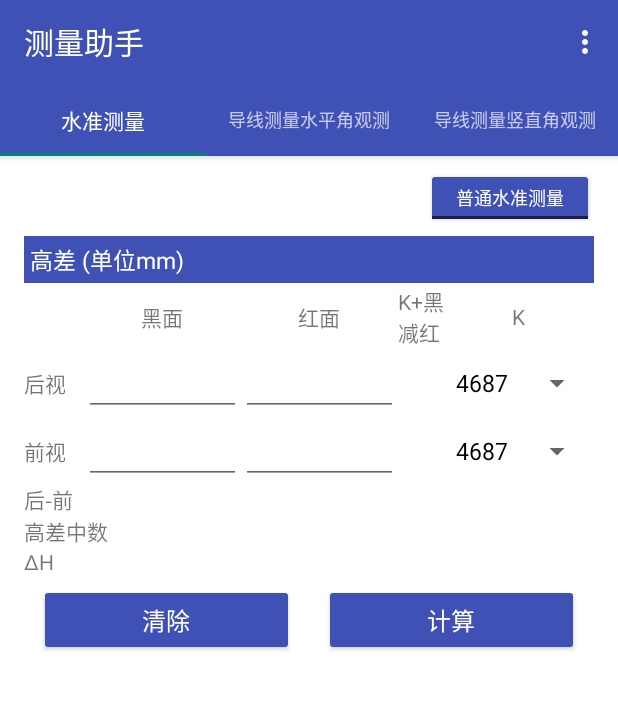
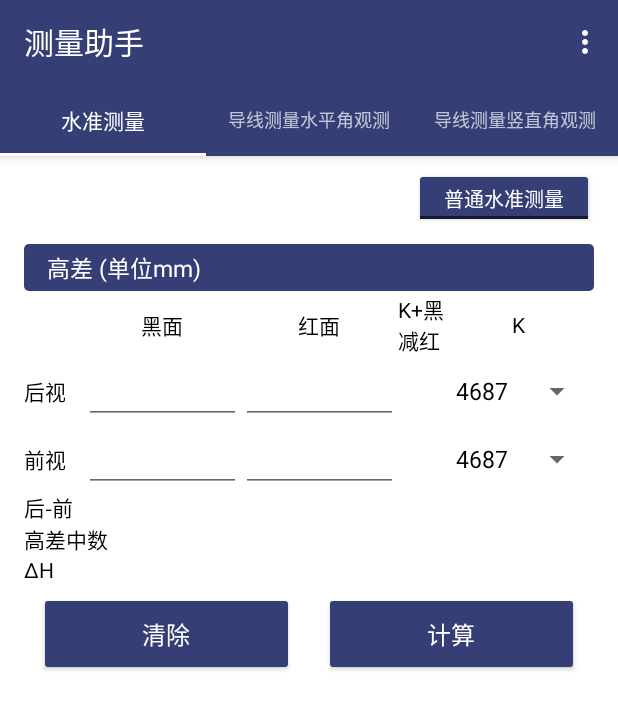
Before and after one commit to cascax/SurveyHelper, an Android app: the screen it shows after launch (MainActivity), on a phone screen of 412 x 824 dp. Shown: the top 709 px of the screen. Run offline under Robolectric (Android 15) with nearby library versions, the phone set to English and light mode, and no system bars.

```diff
--- a/app/build.gradle
+++ b/app/build.gradle
@@ -22,9 +22,10 @@ android {
 dependencies {
     implementation fileTree(dir: 'libs', include: ['*.jar'])
     implementation 'androidx.appcompat:appcompat:1.1.0'
-    implementation 'com.google.android.material:material:1.1.0'
+    implementation 'com.google.android.material:material:1.2.0-alpha06'
     implementation 'androidx.constraintlayout:constraintlayout:1.1.3'
     implementation 'androidx.lifecycle:lifecycle-extensions:2.2.0'
     implementation 'androidx.preference:preference:1.1.1'
     implementation "com.squareup.okhttp3:okhttp:4.5.0"
+    implementation 'org.conscrypt:conscrypt-android:2.2.1'
 }
--- a/app/src/main/AndroidManifest.xml
+++ b/app/src/main/AndroidManifest.xml
@@ -8,13 +8,15 @@
         android:allowBackup="true"
         android:icon="@mipmap/ic_launcher"
         android:label="@string/app_name"
-        android:theme="@style/AppTheme" >
+        android:theme="@style/AppTheme"
+        android:fullBackupContent="@xml/preferences" >
         <activity
             android:name="net.mccode.surveyhelper.MainActivity"
             android:label="@string/app_name"
             android:theme="@style/AppTheme.NoActionBar" >
             <intent-filter>
                 <action android:name="android.intent.action.MAIN" />
+                <action android:name="android.intent.action.VIEW" />
 
                 <category android:name="android.intent.category.LAUNCHER" />
             </intent-filter>
--- a/app/src/main/java/net/mccode/surveyhelper/BaseCalculateFragment.java
+++ b/app/src/main/java/net/mccode/surveyhelper/BaseCalculateFragment.java
@@ -19,6 +19,7 @@ import java.util.List;
 
 
 public abstract class BaseCalculateFragment extends Fragment {
+    private static final String TAG = "CalculateTAG";
     SharedPreferences mPreferences;
     List<EditText> mEditTextList;
 
@@ -69,9 +70,14 @@ public abstract class BaseCalculateFragment extends Fragment {
      * @return 标准值
      */
     double getStandard(String key, double defaultValue) {
-        Log.d("TAG", key + mPreferences.getString(key, Double.toString(defaultValue)));
-        return Double.parseDouble(
-                mPreferences.getString(key, Double.toString(defaultValue)));
+        Log.d(TAG, key + mPreferences.getString(key, Double.toString(defaultValue)));
+        try {
+            return Double.parseDouble(
+                    mPreferences.getString(key, Double.toString(defaultValue)));
+        } catch (NumberFormatException e) {
+            Log.w(TAG, "number format error", e);
+            return defaultValue;
+        }
     }
 
     public class EditorNextActionListener implements TextView.OnEditorActionListener {
--- a/app/src/main/java/net/mccode/surveyhelper/LevelingFragment.java
+++ b/app/src/main/java/net/mccode/surveyhelper/LevelingFragment.java
@@ -1,23 +1,30 @@
 package net.mccode.surveyhelper;
 
+import android.animation.Animator;
+import android.animation.AnimatorInflater;
+import android.animation.ObjectAnimator;
+import android.animation.ValueAnimator;
 import android.annotation.SuppressLint;
+import android.graphics.Point;
 import android.os.Bundle;
+import android.util.Log;
+import android.view.Display;
 import android.view.LayoutInflater;
 import android.view.View;
 import android.view.ViewGroup;
 import android.view.animation.Animation;
+import android.view.animation.AnimationSet;
 import android.view.animation.AnimationUtils;
 import android.widget.Button;
 import android.widget.CompoundButton;
 import android.widget.EditText;
 import android.widget.LinearLayout;
 import android.widget.Spinner;
+import android.widget.TableLayout;
 import android.widget.TextView;
 import android.widget.ToggleButton;
 
 import androidx.fragment.app.Fragment;
-
-import java.util.logging.Level;
 
 
 public class LevelingFragment extends BaseCalculateFragment {
@@ -141,19 +148,56 @@ public class LevelingFragment extends BaseCalculateFragment {
             }
         });
         // ToggleButton Listener
+        final Animation.AnimationListener animationListener = new Animation.AnimationListener() {
+            @Override
+            public void onAnimationStart(Animation animation) {
+            }
+
+            @Override
+            public void onAnimationEnd(Animation animation) {
+                if (mLevelingType == GENERAL_LEVELING) {
+                    mLayoutFour.setVisibility(View.GONE);
+                }
+            }
+
+            @Override
+            public void onAnimationRepeat(Animation animation) {
+            }
+        };
+
+        Display display = getActivity().getWindowManager().getDefaultDisplay();
+        Point size = new Point();
+        display.getSize(size);
+        mLayoutFour.measure(size.x, size.y);
+
+        final int fourLayoutHeight = mLayoutFour.getMeasuredHeight();
+        Log.d("debug", "four layout height:" + fourLayoutHeight);
+        mLayoutFour.getLayoutParams().height = 0;
+        mLayoutFour.requestLayout();
+
         mLevelingSwitch.setOnCheckedChangeListener(new CompoundButton.OnCheckedChangeListener() {
             @Override
             public void onCheckedChanged(CompoundButton view, boolean isChecked) {
+                ValueAnimator va;
                 if (isChecked) {
                     mLevelingType = FOUR_LEVELING;
+                    va = ValueAnimator.ofInt(0, fourLayoutHeight);
                     mLayoutFour.setVisibility(View.VISIBLE);
-                    Animation animation = AnimationUtils
-                            .loadAnimation(getActivity(), R.anim.left_to_right_in);
-                    mLayoutFour.startAnimation(animation);
                 } else {
                     mLevelingType = GENERAL_LEVELING;
-                    mLayoutFour.setVisibility(View.GONE);
+                    va = ValueAnimator.ofInt(fourLayoutHeight, 0);
                 }
+                va.addUpdateListener(new ValueAnimator.AnimatorUpdateListener() {
+                    @Override
+                    public void onAnimationUpdate(ValueAnimator valueAnimator) {
+                        int h = (Integer) valueAnimator.getAnimatedValue();
+                        mLayoutFour.getLayoutParams().height = h;
+                        mLayoutFour.setAlpha((float)h/(float)fourLayoutHeight);
+                        mLayoutFour.requestLayout();
+                    }
+                });
+                va.setDuration(300);
+                va.start();
             }
         });
     }
--- /dev/null
+++ b/app/src/main/res/drawable/rounded_corner.xml
@@ -0,0 +1,13 @@
+<?xml version="1.0" encoding="utf-8"?>
+<shape xmlns:android="http://schemas.android.com/apk/res/android" >
+
+    <solid android:color="@color/primary" />
+
+    <padding
+        android:left="1dp"
+        android:right="1dp"
+        android:bottom="1dp"
+        android:top="1dp" />
+
+    <corners android:radius="3dp" />
+</shape>
--- a/app/src/main/res/layout/activity_main.xml
+++ b/app/src/main/res/layout/activity_main.xml
@@ -19,7 +19,7 @@
             android:id="@+id/tabs"
             android:layout_width="match_parent"
             android:layout_height="wrap_content"
-            android:background="?attr/colorPrimary" />
+            app:tabIndicatorColor="@color/title_primary"/>
     </com.google.android.material.appbar.AppBarLayout>
 
     <androidx.viewpager.widget.ViewPager
--- a/app/src/main/res/layout/layout_leveling.xml
+++ b/app/src/main/res/layout/layout_leveling.xml
@@ -11,7 +11,7 @@
     android:paddingLeft="@dimen/activity_horizontal_margin"
     android:paddingEnd="@dimen/activity_horizontal_margin"
     android:paddingRight="@dimen/activity_horizontal_margin"
-    android:focusableInTouchMode="true">
+    android:focusableInTouchMode="true" >
 
     <ToggleButton
         android:id="@+id/leveling_switch"
@@ -23,7 +23,7 @@
         android:paddingLeft="20dp"
         android:paddingRight="20dp"
         android:textColor="@color/title_primary"
-        android:textSize="12sp"
+        android:textSize="13sp"
         android:layout_marginBottom="5dp"
         android:textOff="@string/title_leveling_general"
         android:textOn="@string/title_leveling_four"/>
@@ -34,7 +34,7 @@
         android:layout_height="wrap_content"
         android:layout_below="@id/leveling_switch"
         android:orientation="vertical"
-        android:visibility="gone">
+        android:visibility="gone" >
         <TextView
             android:text="@string/leveling_back"
             style="@style/AppTheme.BannerTitle" />
@@ -46,7 +46,7 @@
             <TextView
                 android:layout_width="wrap_content"
                 android:layout_height="wrap_content"
-                android:text="@string/leveling_down"/>
+                android:text="@string/leveling_down" />
             <EditText
                 android:id="@+id/edit_back_down"
                 android:layout_width="0dp"
@@ -300,14 +300,16 @@
         android:orientation="horizontal"
         android:gravity="center">
 
-        <Button
+        <com.google.android.material.button.MaterialButton
             android:id="@+id/btn_reset"
             android:text="@string/btn_reset"
             style="@style/AppTheme.Button" />
-        <Button
+        <com.google.android.material.button.MaterialButton
             android:id="@+id/btn_calc"
             android:text="@string/btn_calc"
             style="@style/AppTheme.Button" />
+
     </LinearLayout>
+
 </RelativeLayout>
 </ScrollView>
--- a/app/src/main/res/layout/layout_traverse_horizontal.xml
+++ b/app/src/main/res/layout/layout_traverse_horizontal.xml
@@ -237,11 +237,11 @@
         android:orientation="horizontal"
         android:gravity="center">
 
-        <Button
+        <com.google.android.material.button.MaterialButton
             android:id="@+id/btn_reset"
             android:text="@string/btn_reset"
             style="@style/AppTheme.Button" />
-        <Button
+        <com.google.android.material.button.MaterialButton
             android:id="@+id/btn_calc"
             android:text="@string/btn_calc"
             style="@style/AppTheme.Button" />
--- a/app/src/main/res/values/colors.xml
+++ b/app/src/main/res/values/colors.xml
@@ -1,8 +1,18 @@
 <?xml version="1.0" encoding="utf-8"?>
 <resources>
-    <color name="primary">#3F51B5</color>
-    <color name="primary_dark">#303F9F</color>
-    <color name="primary_light">#C5CAE9</color>
+<!--    <color name="primary">#3F51B5</color>-->
+<!--    <color name="primary_dark">#303F9F</color>-->
+<!--    <color name="primary_light">#C5CAE9</color>-->
+<!--    <color name="text_primary">#000</color>-->
+<!--    <color name="title_primary">#FFF</color>-->
+<!--    <color name="primary_background">#FFF</color>-->
+
+<!--    <color name="success">#4CAF50</color>-->
+<!--    <color name="fail">#D81B60</color>-->
+
+    <color name="primary">#353F75</color>
+    <color name="primary_dark">#1F275C</color>
+    <color name="primary_light">#555E8F</color>
     <color name="text_primary">#000</color>
     <color name="title_primary">#FFF</color>
     <color name="primary_background">#FFF</color>
--- a/app/src/main/res/values/dimens.xml
+++ b/app/src/main/res/values/dimens.xml
@@ -4,6 +4,7 @@
 
     <dimen name="banner_title_padding">3dp</dimen>
     <dimen name="banner_title_margin">2dp</dimen>
+    <dimen name="banner_title_margin_top">5dp</dimen>
     <dimen name="banner_title_size">14dp</dimen>
     <dimen name="text_size">14dp</dimen>
     <dimen name="result_text_size">14dp</dimen>
--- a/app/src/main/res/values/styles.xml
+++ b/app/src/main/res/values/styles.xml
@@ -1,11 +1,4 @@
 <resources>
-
-<!--    <style name="AppTheme" parent="Theme.AppCompat.Light.DarkActionBar">-->
-<!--        &lt;!&ndash; Customize your theme here. &ndash;&gt;-->
-<!--        <item name="colorPrimary">@color/colorPrimary</item>-->
-<!--        <item name="colorPrimaryDark">@color/colorPrimaryDark</item>-->
-<!--        <item name="colorAccent">@color/colorAccent</item>-->
-<!--    </style>-->
 
     <style name="AppTheme.PopupOverlay" parent="ThemeOverlay.AppCompat.Light" />
 
@@ -17,33 +10,31 @@
     <style name="AppTheme" parent="BaseTheme">
     </style>
 
-<!--    <style name="BaseTheme" parent="Theme.AppCompat.Light.NoActionBar">-->
-    <style name="BaseTheme" parent="Theme.AppCompat.Light.DarkActionBar">
+<!--    <style name="BaseTheme" parent="Theme.AppCompat.Light.DarkActionBar">-->
+    <style name="BaseTheme" parent="Theme.MaterialComponents.Light.DarkActionBar.Bridge">
         <item name="colorPrimary">@color/primary</item>
         <item name="colorPrimaryDark">@color/primary_dark</item>
         <item name="colorButtonNormal">@color/primary</item>
         <item name="colorControlActivated">@color/primary</item>
         <!--<item name="colorControlHighlight">@color/primary</item>-->
         <item name="android:textColorPrimary">@color/text_primary</item>
+        <item name="android:textColor">@color/text_primary</item>
         <item name="android:windowBackground">@color/primary_background</item>
     </style>
 
     <style name="AppTheme.AppBarOverlay" parent="ThemeOverlay.AppCompat.Dark.ActionBar" />
 
-<!--    <style name="Toolbar" parent="Widget.AppCompat.Light.ActionBar">-->
-<!--        <item name="colorControlNormal">@color/title_primary</item>-->
-<!--        <item name="android:textColorPrimary">@color/title_primary</item>-->
-<!--        <item name="android:textColor">@color/text_primary</item>-->
-<!--    </style>-->
-
     <style name="AppTheme.BannerTitle">
         <item name="android:layout_width">match_parent</item>
         <item name="android:layout_height">wrap_content</item>
-        <item name="android:padding">@dimen/banner_title_padding</item>
-        <item name="android:background">@color/primary</item>
+        <item name="android:paddingLeft">15dp</item>
+        <item name="android:paddingTop">@dimen/banner_title_padding</item>
+        <item name="android:paddingBottom">@dimen/banner_title_padding</item>
         <item name="android:textColor">@color/title_primary</item>
         <item name="android:layout_marginBottom">@dimen/banner_title_margin</item>
+        <item name="android:layout_marginTop">@dimen/banner_title_margin_top</item>
         <item name="android:textSize">@dimen/banner_title_size</item>
+        <item name="android:background">@drawable/rounded_corner</item>
     </style>
 
     <style name="AppTheme.TextView">
```
Also changed, not shown: app/src/main/java/net/mccode/surveyhelper/SettingsFragment.java (+35 -3 lines), app/src/main/res/layout/activity_settings.xml (+3 -21 lines), app/src/main/res/layout/layout_traverse_vertical.xml (+5 -4 lines), 4 other files.
